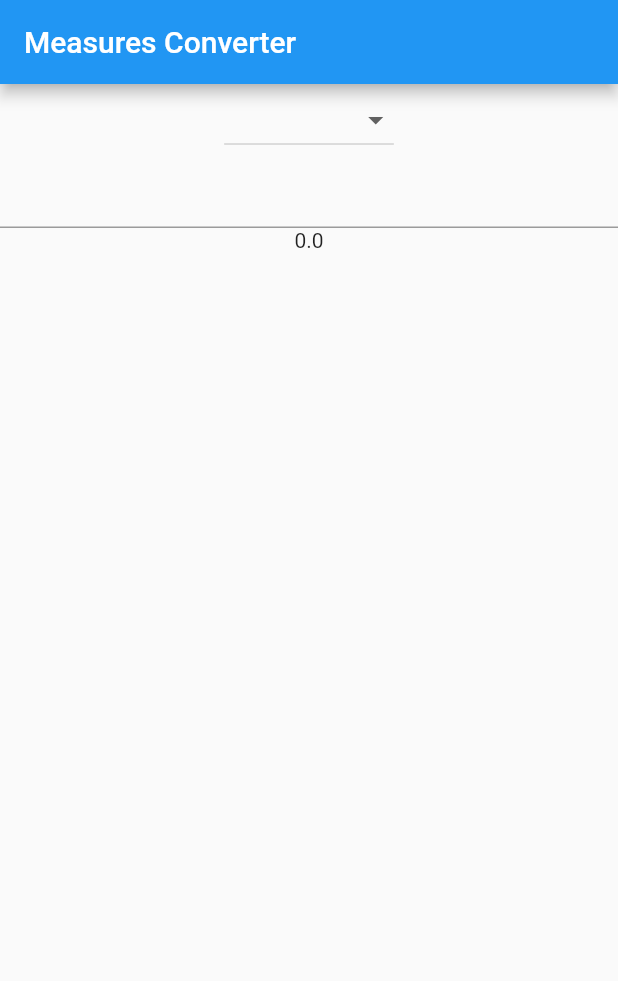
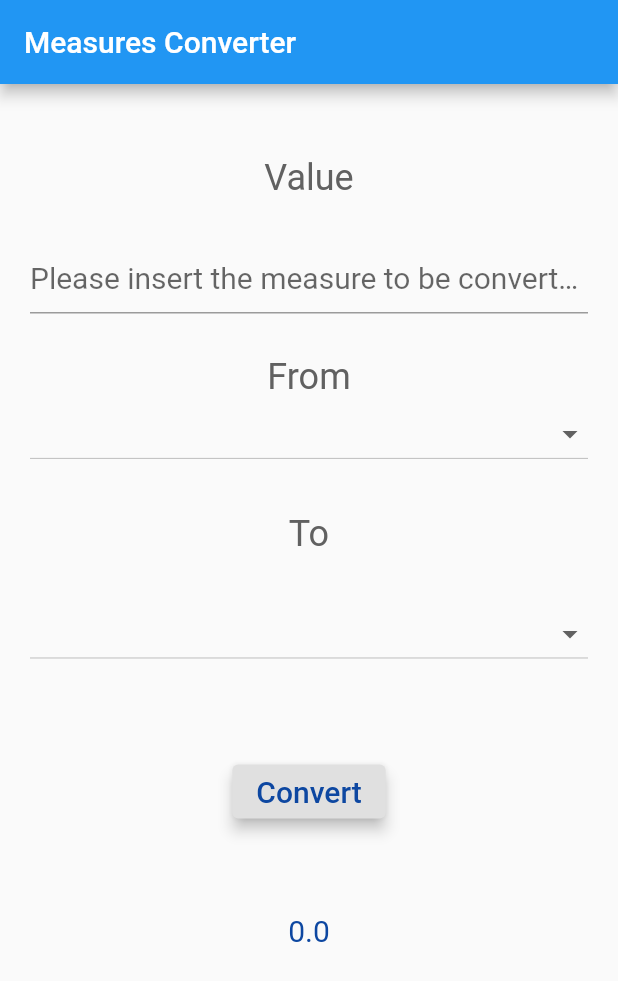
Before and after one commit to MalickArsalan/FlutterProjects, a Flutter app: the screen it shows after launch, on a phone screen of 412 x 824 dp. Shown: the top 981 px of the screen. Run offline on Flutter 3.47's test engine with Material 2 defaults, Android fonts, the phone set to English and light mode, and no system bars.

Commit message:
Completing UI
* Completing rest of the app UI

```diff
--- a/2.unit_converter/lib/main.dart
+++ b/2.unit_converter/lib/main.dart
@@ -12,12 +12,12 @@ class MyApp extends StatefulWidget {
 }
 
 class _MyAppState extends State<MyApp> {
-  String _startMeasure = '';
+  String? _startMeasure;
+  String? _convertedMeasure;
 
   late double _numberFrom;
 
   final List<String> _measures = [
-    '',
     'meters',
     'kilometers',
     'grams',
@@ -36,6 +36,16 @@ class _MyAppState extends State<MyApp> {
 
   @override
   Widget build(BuildContext context) {
+    final TextStyle inputStyle = TextStyle(
+      fontSize: 20,
+      color: Colors.blue[900],
+    );
+
+    final TextStyle labelStyle = TextStyle(
+      fontSize: 24,
+      color: Colors.grey[700],
+    );
+
     return MaterialApp(
       debugShowCheckedModeBanner: false,
       title: 'Measures Converter',
@@ -43,24 +53,29 @@ class _MyAppState extends State<MyApp> {
         appBar: AppBar(
           title: const Text('Measures Converter'),
         ),
-        body: Center(
+        body: SingleChildScrollView(
+          child: Container(
+            width: MediaQuery.of(context).size.width,
+            height: MediaQuery.of(context).size.height,
+            padding: const EdgeInsets.all(20),
             child: Column(
               children: [
-              DropdownButton(
-                  value: _startMeasure,
-                  items: _measures.map((String value) {
-                    return DropdownMenuItem<String>(
-                        value: value, child: Text(value));
-                  }).toList(),
-                  onChanged: (value) {
-                    setState(() {
-                      _startMeasure = value!;
-                    });
-                  }),
+                const Spacer(),
+                Text(
+                  'Value',
+                  style: labelStyle,
+                ),
+                const Spacer(),
                 TextField(
+                  keyboardType: const TextInputType.numberWithOptions(
+                      signed: false, decimal: true),
+                  style: inputStyle,
+                  decoration: const InputDecoration(
+                    hintText: "Please insert the measure to be converted",
+                  ),
                   onChanged: (text) {
                     var rv = double.tryParse(text);
-                  if (rv != null && text.isNotEmpty) {
+                    if (rv != null) {
                       setState(() {
                         _numberFrom = rv;
                       });
@@ -71,10 +86,79 @@ class _MyAppState extends State<MyApp> {
                     }
                   },
                 ),
+                const Spacer(),
+                Text(
+                  'From',
+                  style: labelStyle,
+                ),
+                DropdownButton(
+                  style: inputStyle,
+                  isExpanded: true,
+                  items: _measures.map((String value) {
+                    return DropdownMenuItem<String>(
+                        value: value,
+                        child: Text(
+                          value,
+                          style: inputStyle,
+                        ));
+                  }).toList(),
+                  onChanged: (String? value) {
+                    setState(() {
+                      _startMeasure = value;
+                    });
+                  },
+                  value: _startMeasure,
+                ),
+                const Spacer(),
+                Text(
+                  'To',
+                  style: labelStyle,
+                ),
+                const Spacer(),
+                DropdownButton(
+                  style: inputStyle,
+                  isExpanded: true,
+                  items: _measures.map((String value) {
+                    return DropdownMenuItem<String>(
+                        value: value,
+                        child: Text(
+                          value,
+                          style: inputStyle,
+                        ));
+                  }).toList(),
+                  onChanged: (String? value) {
+                    setState(() {
+                      _convertedMeasure = value;
+                    });
+                  },
+                  value: _convertedMeasure,
+                ),
+                const Spacer(
+                  flex: 2,
+                ),
+                ElevatedButton(
+                  style: ButtonStyle(
+                      elevation: const MaterialStatePropertyAll(4),
+                      backgroundColor:
+                          MaterialStatePropertyAll(Colors.grey[300])),
+                  child: Text(
+                    'Convert',
+                    style: inputStyle,
+                  ),
+                  onPressed: () => true,
+                ),
+                const Spacer(
+                  flex: 2,
+                ),
                 Text(
                   (_numberFrom == null) ? '' : _numberFrom.toString(),
+                  style: inputStyle,
+                ),
+                const Spacer(
+                  flex: 8,
                 )
               ],
+            ),
           ),
         ),
       ),
```
Lines whose indentation alone changed are shown as unchanged.
